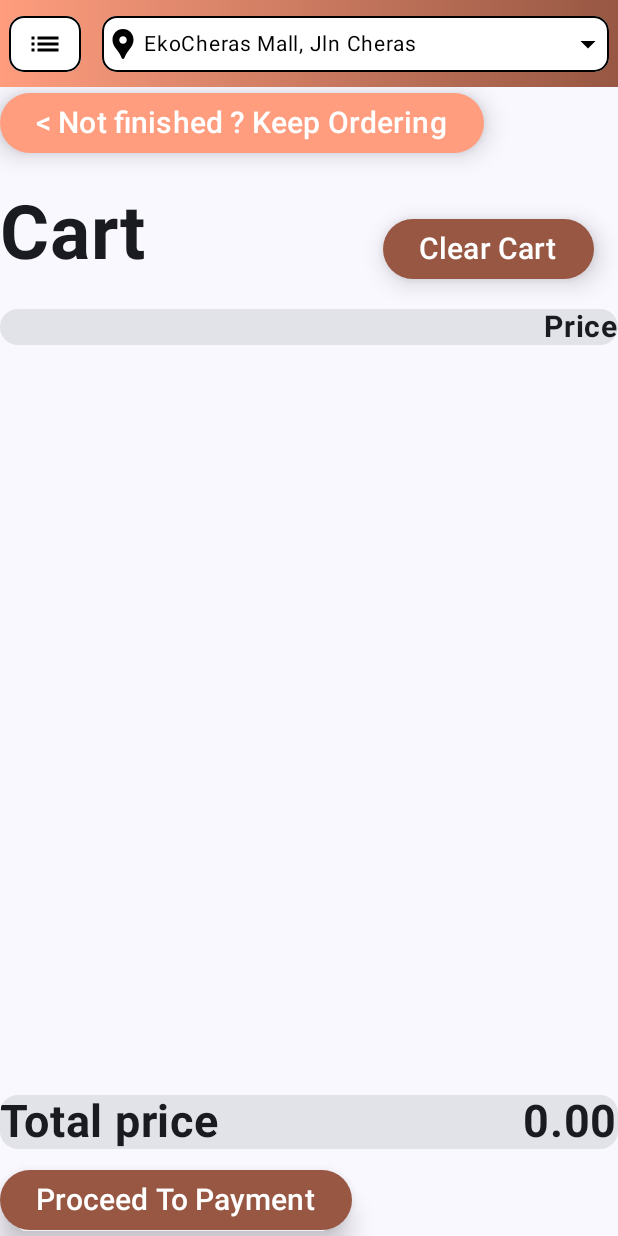
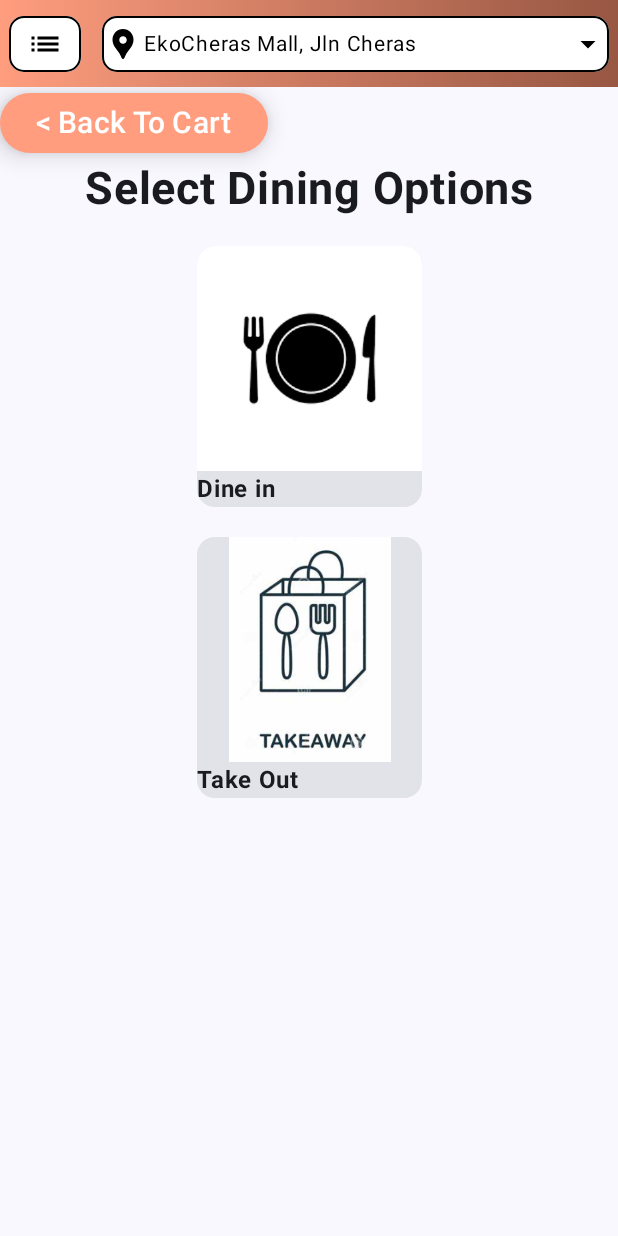
Before and after one commit to LexPolka/FastFeasts, an Android app built with Jetpack Compose: the CartUi screen opened through its navigation route, after a tap on "Proceed To Payment", on a phone screen of 412 x 824 dp. Run offline under Robolectric (Android 15) with nearby library versions, the phone set to English and light mode, and no system bars; 2 statements that could not run were skipped.

Commit message:
errors noted, 1. clearCart and removeItems not working 2. navigating from DiningOptions to PaymentOptions crashes the app

```diff
--- a/app/src/main/java/com/example/a1/FastFeasts.kt
+++ b/app/src/main/java/com/example/a1/FastFeasts.kt
@@ -69,7 +69,9 @@ import com.example.a1.data.cartData.CartViewModel
 import com.example.a1.data.AppViewModelProvider
 import com.example.a1.data.profiledata.GlobalViewModel
 import com.example.a1.ui.CartUi
+import com.example.a1.ui.DiningOptions
 import com.example.a1.ui.InvididualFoodPage
+import com.example.a1.ui.PaymentOptions
 import com.example.a1.ui.login.LoginScreen
 import com.example.a1.ui.login.SignUpScreen
 import com.example.a1.ui.login.PrivacyScreen
@@ -87,6 +89,11 @@ enum class FastFeastsScreen(@StringRes val title: Int) {
     SignUpScreen(title = R.string.Register),
     PrivacyScreen(title = R.string.Privacy),
     PolicyScreen(title = R.string.Terms),
+
+    DiningOptions(title = R.string.dining_options),
+    PaymentOptions(title=R.string.payment_options)
+
+
 }
 
 @Composable
@@ -140,8 +147,7 @@ fun FastFeastsApp(
                         .background(
                             if (currentScreen == FastFeastsScreen.MainPage) Color.Gray
                             else
-                                Color.Transparent
-                            , shape = RoundedCornerShape(5.dp)
+                                Color.Transparent, shape = RoundedCornerShape(5.dp)
                         )
                         .fillMaxWidth()
                     ) {
@@ -169,8 +175,7 @@ fun FastFeastsApp(
                         .background(
                             if (currentScreen == FastFeastsScreen.Profile) Color.Gray
                             else
-                                Color.Transparent
-                            , shape = RoundedCornerShape(5.dp)
+                                Color.Transparent, shape = RoundedCornerShape(5.dp)
                         )
                         .fillMaxWidth()
                     ) {
@@ -276,6 +281,13 @@ fun FastFeastsApp(
                 composable(route = FastFeastsScreen.IndividualFood.name) {
                     InvididualFoodPage(cartViewModel, globalViewModel, navController)
                 }
+                composable(route = FastFeastsScreen.PaymentOptions.name) {
+                    PaymentOptions(navController)
+                }
+                composable(route = FastFeastsScreen.DiningOptions.name) {
+                    DiningOptions(navController)
+                }
+
 
                 navigation(startDestination = FastFeastsScreen.LoginScreen.name , route = "login_flow" ) {
                     composable(route = FastFeastsScreen.LoginScreen.name) {
--- a/app/src/main/java/com/example/a1/ui/Cart.kt
+++ b/app/src/main/java/com/example/a1/ui/Cart.kt
@@ -18,9 +18,11 @@ import androidx.compose.material3.ButtonDefaults
 import androidx.compose.material3.Card
 import androidx.compose.material3.Text
 import androidx.compose.runtime.Composable
+import androidx.compose.runtime.derivedStateOf
 import androidx.compose.runtime.getValue
 import androidx.compose.runtime.mutableStateOf
 import androidx.compose.runtime.remember
+import androidx.compose.runtime.setValue
 import androidx.compose.ui.Alignment
 import androidx.compose.ui.Modifier
 import androidx.compose.ui.graphics.Color
@@ -30,6 +32,7 @@ import androidx.compose.ui.text.font.FontWeight.Companion.Bold
 import androidx.compose.ui.unit.dp
 import androidx.compose.ui.unit.sp
 import androidx.navigation.NavHostController
+import com.example.a1.FastFeastsScreen
 import com.example.a1.data.cartData.CartViewModel
 import com.example.a1.data.cartData.Food
 import java.util.Locale
@@ -49,8 +52,9 @@ fun CartUi(viewModel: CartViewModel, navController : NavHostController, modifier
         mutableStateOf(viewModel.getCartItems())
     }
 
-    val cartItems = remember { mutableListOf(cart) }
-
+    val cartItems by remember {
+        derivedStateOf { cart }
+    }
 
     Column(
         modifier.fillMaxSize(),
@@ -85,7 +89,7 @@ fun CartUi(viewModel: CartViewModel, navController : NavHostController, modifier
 
             Spacer(modifier = Modifier.weight(1f))
 
-            Button(onClick = { viewModel.clearCart(cart) },elevation = ButtonDefaults.buttonElevation(
+            Button(onClick = { viewModel.clearCart() },elevation = ButtonDefaults.buttonElevation(
 
                 defaultElevation = 10.dp,
                 pressedElevation = 6.dp
@@ -129,11 +133,6 @@ fun CartUi(viewModel: CartViewModel, navController : NavHostController, modifier
         //pass the list of food details ( also a list )
         CartList(viewModel = viewModel, cartItems = cartItems, modifier = Modifier )
 
-//        val totalPrice: Double = cartItems.flatten().sumOf { item ->
-            // Convert the price string to double
-//            item.price.toDoubleOrNull() ?: 0.0
-//        }
-
         Spacer(modifier = Modifier.weight(1f))
 
         Card {
@@ -158,9 +157,9 @@ fun CartUi(viewModel: CartViewModel, navController : NavHostController, modifier
 
         Spacer(modifier = Modifier.height(10.dp))
 
-        // dining option page fist, then to payment options
+        // dining option page first, then to payment options
         Button(
-            onClick = { /*TODO*/ },
+            onClick = { navController.navigate(FastFeastsScreen.DiningOptions.name) },
             elevation = ButtonDefaults.buttonElevation(
 
                 defaultElevation = 10.dp,
@@ -186,18 +185,15 @@ fun CartUi(viewModel: CartViewModel, navController : NavHostController, modifier
 }
 
 @Composable
-fun CartList(viewModel: CartViewModel, cartItems: List<List<Food>>, modifier: Modifier = Modifier){
-
+fun CartList(viewModel: CartViewModel, cartItems: List<Food>, modifier: Modifier = Modifier){
 
     LazyColumn(
         modifier = modifier
     ) {
-        items(cartItems) { foodList ->
+        items(cartItems) { food ->
             Column {
-                foodList.forEach{
-                        food -> CartItem(cartViewModel = viewModel, food = food)
+                CartItem(cartViewModel = viewModel, food = food )
                 }
-            }
         }
     }
 }
--- /dev/null
+++ b/app/src/main/java/com/example/a1/ui/DiningOptions.kt
@@ -0,0 +1,106 @@
+package com.example.a1.ui
+
+import androidx.compose.foundation.Image
+import androidx.compose.foundation.clickable
+import androidx.compose.foundation.layout.Column
+import androidx.compose.foundation.layout.Spacer
+import androidx.compose.foundation.layout.fillMaxSize
+import androidx.compose.foundation.layout.height
+import androidx.compose.foundation.layout.size
+import androidx.compose.material3.Button
+import androidx.compose.material3.ButtonDefaults
+import androidx.compose.material3.Card
+import androidx.compose.material3.Text
+import androidx.compose.runtime.Composable
+import androidx.compose.ui.Alignment
+import androidx.compose.ui.Modifier
+import androidx.compose.ui.graphics.Color
+import androidx.compose.ui.res.painterResource
+import androidx.compose.ui.text.font.FontFamily
+import androidx.compose.ui.text.font.FontWeight
+import androidx.compose.ui.unit.dp
+import androidx.compose.ui.unit.sp
+import androidx.navigation.NavController
+import com.example.a1.FastFeastsScreen
+import com.example.a1.R
+
+@Composable
+fun DiningOptions(
+    navController: NavController,
+    modifier: Modifier = Modifier
+)
+{
+        val lightOrange = Color(0xFFFF9D7E)
+
+        Button(
+            onClick = { navController.popBackStack() },
+            elevation = ButtonDefaults.buttonElevation(
+                defaultElevation = 10.dp,
+                pressedElevation = 6.dp
+            ),
+            colors = ButtonDefaults.buttonColors(lightOrange)
+        ) {
+            Text(
+                text = "< Back To Cart",
+                fontSize = 20.sp,
+                fontFamily = FontFamily.SansSerif
+            )
+        }
+
+
+        Column(
+            modifier.fillMaxSize(),
+            horizontalAlignment = Alignment.CenterHorizontally)
+        {
+            Spacer(modifier = Modifier.height(50.dp))
+
+            Text(
+                text = "Select Dining Options",
+                fontSize = 30.sp,
+                fontWeight = FontWeight.Bold
+
+            )
+
+            Spacer(modifier = Modifier.height(20.dp))
+
+            Card {
+                Column {
+                    Image(
+                        painter = painterResource(R.drawable.dineinimage),
+                        contentDescription = "Dine in",
+                        modifier
+                            .size(150.dp)
+                            .clickable { navController.navigate(FastFeastsScreen.PaymentOptions.name) }
+
+                    )
+                    Text(
+                        text = "Dine in",
+                        fontWeight = FontWeight.Bold
+                    )
+                }
+            }
+
+            Spacer(modifier = Modifier.height(20.dp))
+
+            Card {
+                Column {
+                    Image(
+                        painter = painterResource(R.drawable.takeoutimg),
+                        contentDescription = "Take Out",
+                        modifier
+                            .size(150.dp)
+                            .clickable { navController.navigate(FastFeastsScreen.PaymentOptions.name) }
+                    )
+                    Text(
+                        text = "Take Out",
+                        fontWeight = FontWeight.Bold
+                    )
+                }
+            }
+
+            Spacer(modifier = Modifier.height(20.dp))
+
+
+        }
+
+}
--- a/app/src/main/res/values/strings.xml
+++ b/app/src/main/res/values/strings.xml
@@ -10,6 +10,9 @@
     <string name="Register">Register</string>
     <string name="Privacy">Privacy</string>
     <string name="Terms">Terms</string>
+    <string name="dining_options">Dining Options</string>
+    <string name="payment_options">Payment Options</string>
+
 
 
     <string-array name="Languages">
```
Also changed, not shown: app/src/main/java/com/example/a1/data/cartData/CartViewModel.kt (+5 -5 lines), app/src/main/java/com/example/a1/ui/PaymentOptions.kt (added, +109 -0 lines), app/src/main/res/drawable/dineinimage.png (added), app/src/main/res/drawable/onlinebankingimg.png (added), app/src/main/res/drawable/paywithcashimg.jpg (added), app/src/main/res/drawable/takeoutimg.png (added).
